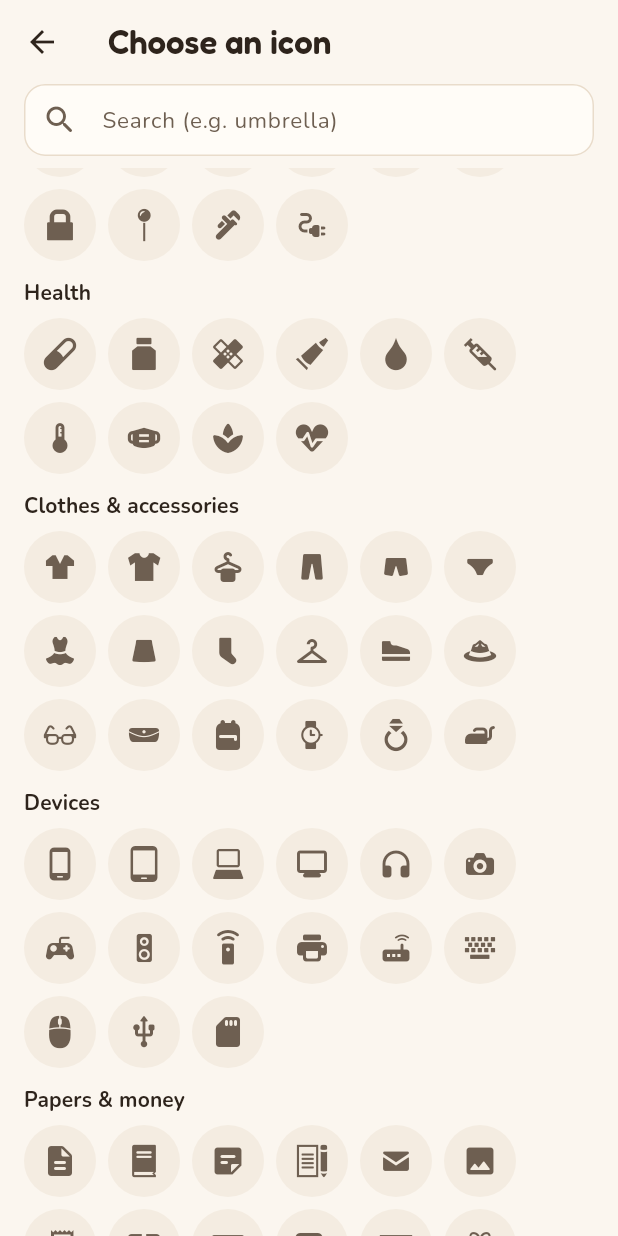
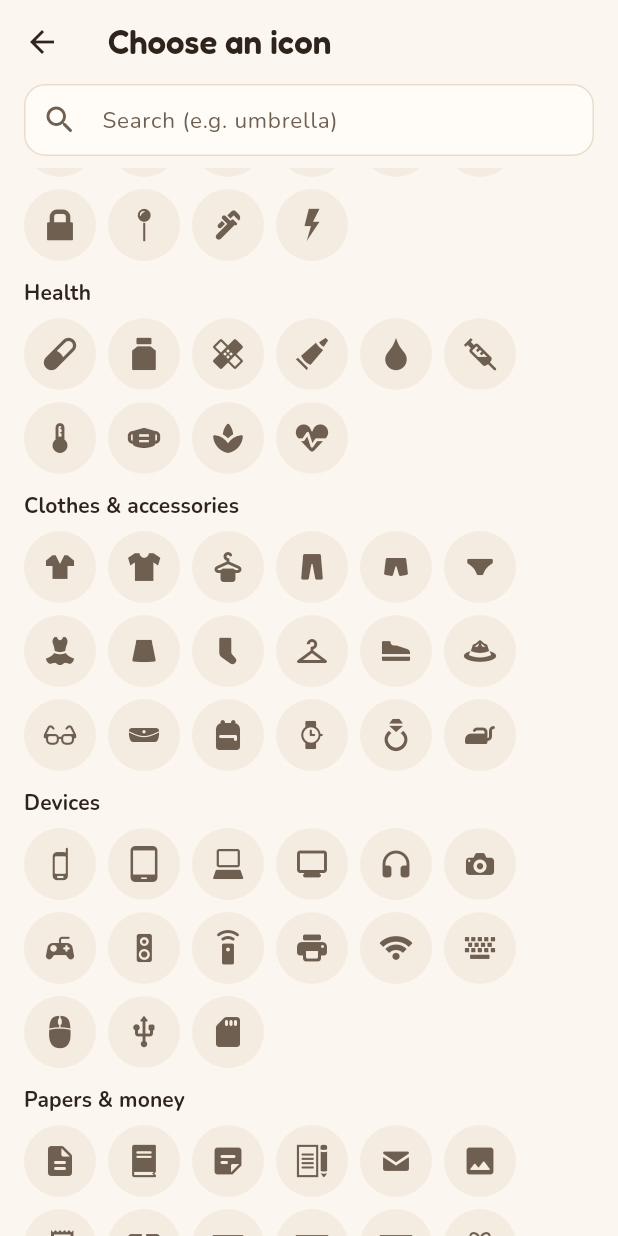
Before and after one commit to graviton94/myhomes, a Flutter app: the _IconPicker screen opened directly, scrolled down 1152 dp, on a phone screen of 412 x 824 dp. Run offline on Flutter 3.47's test engine with Material 3 defaults, Android fonts, the phone set to English and light mode, and no system bars; our stand-ins replace audioplayers, cloud_firestore, cloud_functions, file_picker, firebase_auth, firebase_core and 13 more; missing offline and left inert: flutter_naver_login, google_mlkit_text_recognition, home_widget, kakao_flutter_sdk_user, mobile_scanner, path_parsing; accounts and stored records are empty; project files that could hold a hidden picture were left out.

Commit message:
More CC0 pictograms; handoff docs for this round
- phone, router, money, electric, golf, christmas and family_home are
  CC0 pictograms now (140 of 195 keys).
- docs/next.md opens with this round (categories, word list, icons,
  actions, layers, history, shopping, item add, fairy questions, how Jev
  is used); docs/plan.md lists what is left.

Co-Authored-By: Claude Opus 5.5 <noreply@anthropic.com>
Claude-Session: https://claude.ai/code/session_01B27ZN5yP1ixiSBpvkuwVVP

```diff
--- a/app/lib/widgets/app_icons.dart
+++ b/app/lib/widgets/app_icons.dart
@@ -25,7 +25,7 @@ const Map<String, IconData> appIcons = {
   'car': HfIcons.car,
   'school': HfIcons.school,
   'store': HfIcons.store,
-  'family_home': Icons.cottage_rounded,
+  'family_home': HfIcons.familyHome,
   'person': HfIcons.person,
   // furniture
   'drawer': HfIcons.drawer,
@@ -113,7 +113,7 @@ const Map<String, IconData> appIcons = {
   'lock': HfIcons.lock,
   'pin': HfIcons.pin,
   'plumbing': Icons.plumbing_rounded,
-  'electric': Icons.electrical_services_rounded,
+  'electric': HfIcons.electric,
   // health
   'ointment': HfIcons.ointment,
   'eye_drops': HfIcons.drops,
@@ -162,14 +162,14 @@ const Map<String, IconData> appIcons = {
   'tablet': Icons.tablet_android_rounded,
   'monitor': Icons.monitor_rounded,
   'remote': Icons.settings_remote_rounded,
-  'phone': Icons.phone_android_rounded,
+  'phone': HfIcons.phone,
   'laptop': HfIcons.laptop,
   'headphones': Icons.headphones_rounded,
   'camera': HfIcons.camera,
   'game': HfIcons.game,
   'speaker': HfIcons.speaker,
   'printer': Icons.print_rounded,
-  'router': Icons.router_rounded,
+  'router': HfIcons.router,
   'keyboard': HfIcons.keyboard,
   'mouse': HfIcons.mouse,
   'usb': Icons.usb_rounded,
@@ -185,13 +185,13 @@ const Map<String, IconData> appIcons = {
   'receipt': Icons.receipt_long_rounded,
   'id_card': HfIcons.idCard,
   'card': HfIcons.card,
-  'money': Icons.payments_rounded,
+  'money': HfIcons.money,
   'gift': HfIcons.gift,
   // hobby
-  'golf': Icons.golf_course_rounded,
+  'golf': HfIcons.golf,
   'tent': HfIcons.tent,
   'fishing': HfIcons.fishing,
-  'christmas': Icons.park_rounded,
+  'christmas': HfIcons.christmas,
   'diaper': HfIcons.diaper,
   'baby_bottle': Icons.local_drink_outlined,
   'stroller': HfIcons.stroller,
```
Also changed, not shown: app/assets/fonts/HfIcons.ttf, app/lib/widgets/hf_icons.g.dart, design/icons/christmas.svg (added), design/icons/electric.svg (added), design/icons/familyHome.svg (added), design/icons/golf.svg (added), design/icons/money.svg (added), design/icons/phone.svg (added), design/icons/router.svg (added), 3 other files.
